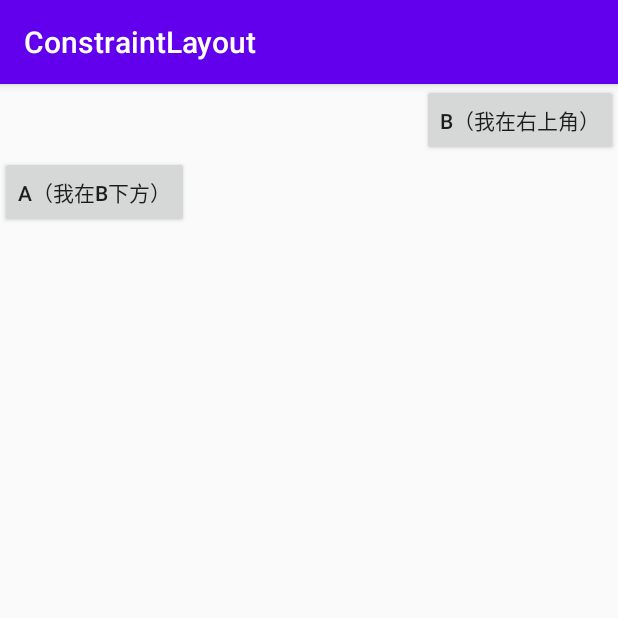
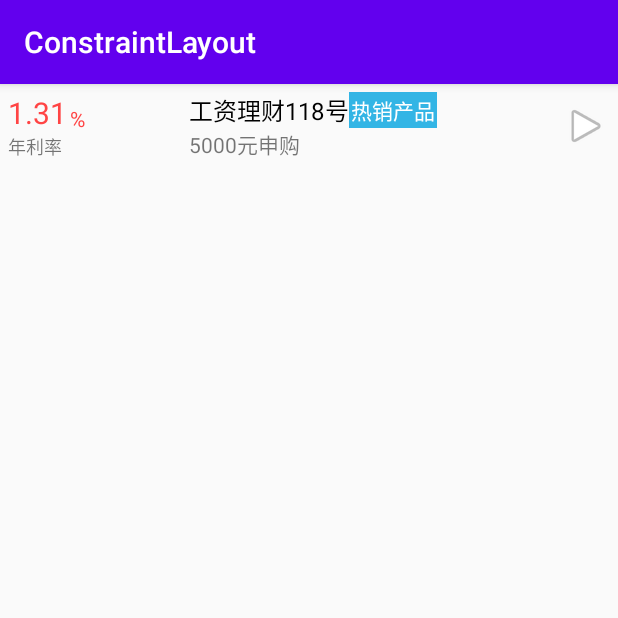
Before and after one commit to fxjlove/ConstraintLayout, an Android app: the screen it shows after launch (MainActivity), on a phone screen of 412 x 824 dp, the top half of it. Run offline under Robolectric (Android 15) with nearby library versions, the phone set to English and light mode, and no system bars.

Commit message:
约束布局

```diff
--- a/app/src/main/java/com/example/constraintlayout/MainActivity.kt
+++ b/app/src/main/java/com/example/constraintlayout/MainActivity.kt
@@ -8,6 +8,9 @@ class MainActivity : AppCompatActivity() {
 
     override fun onCreate(savedInstanceState: Bundle?) {
         super.onCreate(savedInstanceState)
-        setContentView(R.layout.activity_constraint_layout2)
+        setContentView(R.layout.activity_case)
+
+        //案例
+        //需求:要求产品类型紧跟产品名称后面,当产品名称过长使用“…”省略,不会影响产品类型展示,如下正常效果图. 可使用ConstraintLayout实现,当文字过长时也可以正常展示(如下文字过长效果图)
     }
 }
--- /dev/null
+++ b/app/src/main/res/layout/activity_case.xml
@@ -0,0 +1,110 @@
+<?xml version="1.0" encoding="utf-8"?>
+<androidx.constraintlayout.widget.ConstraintLayout xmlns:android="http://schemas.android.com/apk/res/android"
+    xmlns:app="http://schemas.android.com/apk/res-auto"
+    android:layout_width="match_parent"
+    android:layout_height="match_parent"
+    android:padding="5dip">
+
+    <TextView
+        android:id="@+id/tv_demo_rate_value"
+        android:layout_width="0dip"
+        android:layout_height="wrap_content"
+        android:singleLine="true"
+        android:text="1.31"
+        android:textColor="@android:color/holo_red_light"
+        android:textSize="20sp"
+        app:layout_constrainedWidth="true"
+        app:layout_constraintLeft_toLeftOf="parent"
+        app:layout_constraintWidth_max="wrap" />
+
+    <TextView
+        android:id="@+id/tv_demo_per_cent"
+        android:layout_width="wrap_content"
+        android:layout_height="wrap_content"
+        android:layout_marginLeft="2dip"
+        android:text="%"
+        android:textColor="@android:color/holo_red_light"
+        app:layout_constrainedWidth="true"
+        app:layout_constraintBottom_toBottomOf="@id/tv_demo_rate_value"
+        app:layout_constraintHorizontal_bias="0"
+        app:layout_constraintLeft_toRightOf="@id/tv_demo_rate_value"
+        app:layout_constraintRight_toLeftOf="@id/gline_demo_v" />
+
+    <TextView
+        android:id="@+id/tv_demo_annual_rate"
+        android:layout_width="wrap_content"
+        android:layout_height="wrap_content"
+        android:singleLine="true"
+        android:text="年利率"
+        android:textSize="12sp"
+        app:layout_constrainedWidth="true"
+        app:layout_constraintHorizontal_bias="0"
+        app:layout_constraintLeft_toLeftOf="@id/tv_demo_rate_value"
+        app:layout_constraintRight_toLeftOf="@id/gline_demo_v"
+        app:layout_constraintTop_toBottomOf="@id/tv_demo_rate_value" />
+
+    <androidx.constraintlayout.widget.Guideline
+        android:id="@+id/gline_demo_v"
+        android:layout_width="wrap_content"
+        android:layout_height="wrap_content"
+        android:orientation="vertical"
+        app:layout_constraintGuide_percent="0.3" />
+
+    <TextView
+        android:id="@+id/tv_demo_product_name"
+        android:layout_width="0dip"
+        android:layout_height="wrap_content"
+        android:singleLine="true"
+        android:text="工资理财118号"
+        android:textColor="@android:color/black"
+        android:textSize="16sp"
+        app:layout_constrainedWidth="true"
+        app:layout_constraintLeft_toRightOf="@id/gline_demo_v"
+        app:layout_constraintWidth_max="wrap" />
+
+    <TextView
+        android:id="@+id/tv_demo_product_desc"
+        android:layout_width="wrap_content"
+        android:layout_height="wrap_content"
+        android:singleLine="true"
+        android:text="5000元申购"
+        app:layout_constrainedWidth="true"
+        app:layout_constraintBottom_toBottomOf="@id/tv_demo_annual_rate"
+        app:layout_constraintHorizontal_bias="0"
+        app:layout_constraintLeft_toRightOf="@id/gline_demo_v"
+        app:layout_constraintRight_toLeftOf="@id/iv_demo_product_back"
+        app:layout_constraintTop_toBottomOf="@id/tv_demo_product_name"
+        app:layout_constraintVertical_bias="1" />
+
+    <TextView
+        android:id="@+id/tv_demo_product_type"
+        android:layout_width="wrap_content"
+        android:layout_height="wrap_content"
+        android:background="@android:color/holo_blue_light"
+        android:padding="1dip"
+        android:singleLine="true"
+        android:text="热销产品"
+        android:textColor="@android:color/white"
+        android:textSize="14sp"
+        app:layout_constrainedWidth="true"
+        app:layout_constraintHorizontal_bias="0"
+        app:layout_constraintLeft_toRightOf="@id/tv_demo_product_name"
+        app:layout_constraintRight_toLeftOf="@id/iv_demo_product_back" />
+
+    <androidx.constraintlayout.widget.Barrier
+        android:id="@+id/barrier_demo_v"
+        android:layout_width="wrap_content"
+        android:layout_height="wrap_content"
+        app:barrierDirection="bottom"
+        app:constraint_referenced_ids="tv_demo_annual_rate,tv_demo_product_desc" />
+
+    <ImageView
+        android:id="@+id/iv_demo_product_back"
+        android:layout_width="wrap_content"
+        android:layout_height="wrap_content"
+        android:src="@android:drawable/ic_media_play"
+        app:layout_constraintBottom_toTopOf="@id/barrier_demo_v"
+        app:layout_constraintRight_toRightOf="parent"
+        app:layout_constraintTop_toTopOf="parent" />
+
+</androidx.constraintlayout.widget.ConstraintLayout>
```
Also changed, not shown: 1 other file.
